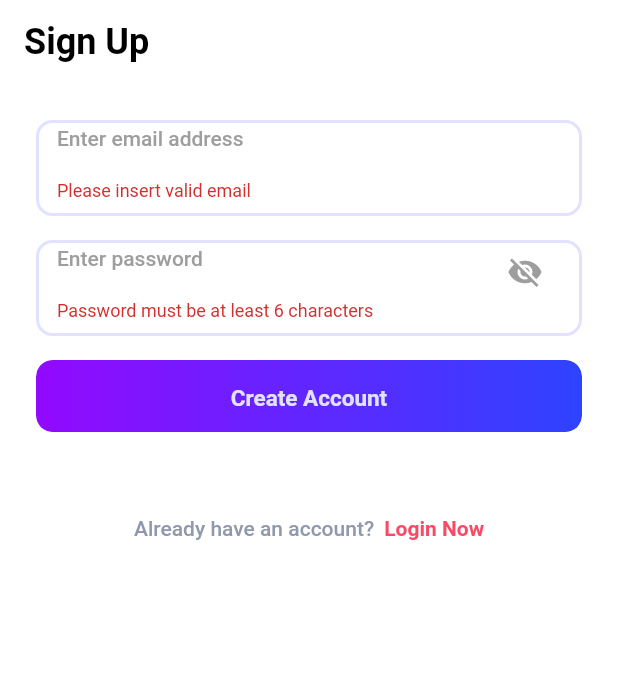
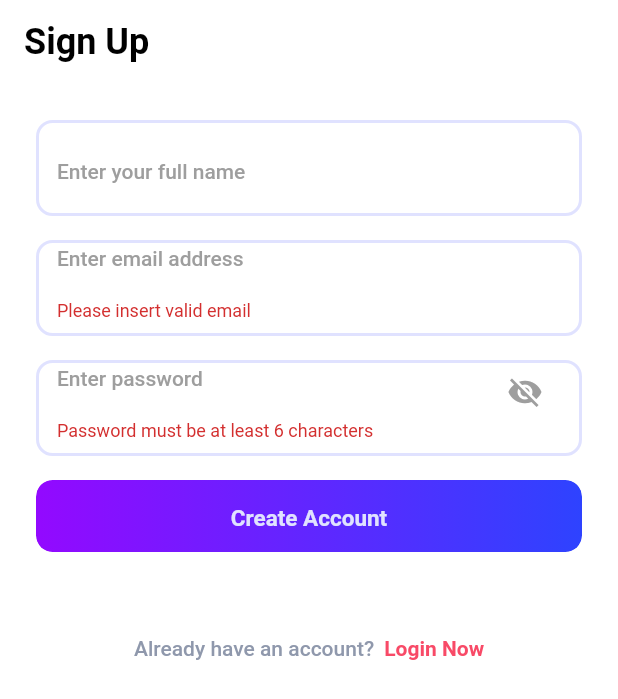
Before and after one commit to Fatimamostafa/firestore_sample, a Flutter app: the screen it shows after launch, after a tap on "Create Account", on a phone screen of 412 x 824 dp. Shown: the top 699 px of the screen. Run offline on Flutter 3.47's test engine with Material 2 defaults, Android fonts, the phone set to English and light mode, and no system bars; our stand-ins replace firebase_auth, firebase_core, get_it, rxdart, shared_preferences; accounts and stored records are empty.

Commit message:
firebase: update name, login

```diff
--- a/lib/ui/signup/signup_page.dart
+++ b/lib/ui/signup/signup_page.dart
@@ -26,6 +26,7 @@ class _SignupPageState extends State<SignupPage> {
   final _formKey = GlobalKey<FormState>();
   final _passwordTextController = TextEditingController(text: '');
   final _emailTextController = TextEditingController(text: '');
+  final _nameTextController = TextEditingController(text: '');
 
   @override
   Widget build(BuildContext context) {
@@ -53,6 +54,22 @@ class _SignupPageState extends State<SignupPage> {
                     key: _formKey,
                     child: Column(
                       children: [
+                        TextInputForm(
+                          controller: _nameTextController,
+                          errorText: true,
+                          title: 'Name',
+                          hintText: 'Enter your full name',
+                          keyboardType: TextInputType.name,
+                          action: TextInputAction.next,
+                          validator: (v) {
+                            if (v == null) {
+                              return 'Please insert your name';
+                            } else {
+                              return null;
+                            }
+                          },
+                        ),
+                        const Spacing(size: 2),
                         TextInputForm(
                           controller: _emailTextController,
                           errorText: true,
@@ -137,6 +154,7 @@ class _SignupPageState extends State<SignupPage> {
     final session = await authBloc.register(
       _emailTextController.value.text,
       _passwordTextController.value.text,
+      _nameTextController.value.text
     );
 
     if (session is User) {
```
Also changed, not shown: lib/network/authentication/auth_bloc.dart (+16 -19 lines), lib/ui/login/login_page.dart (+107 -1 lines).
